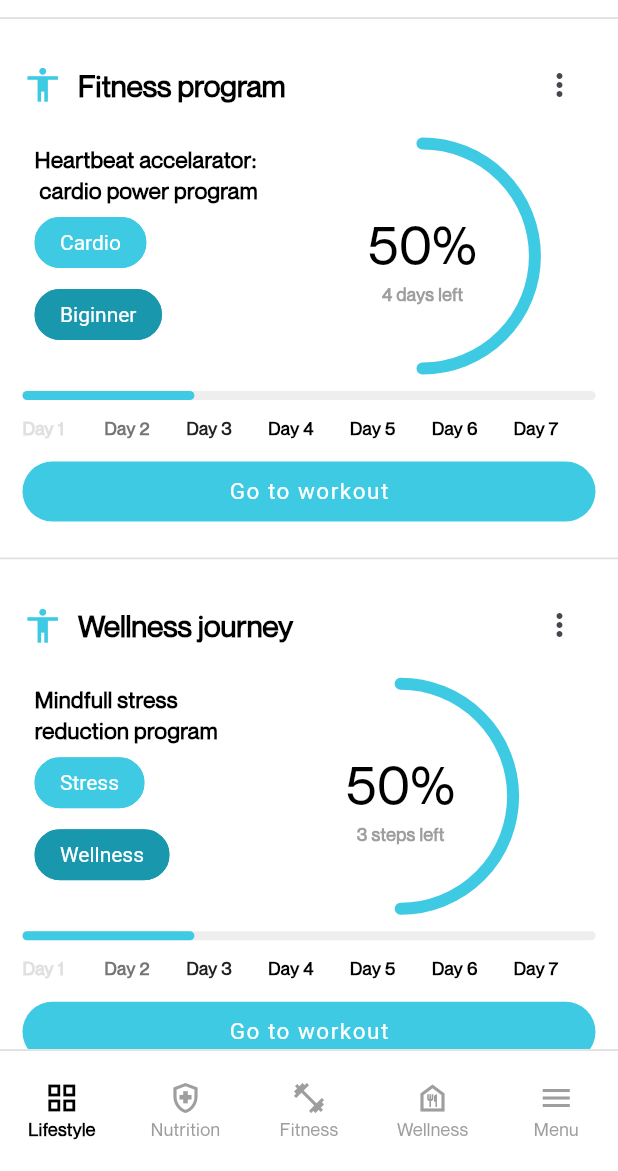
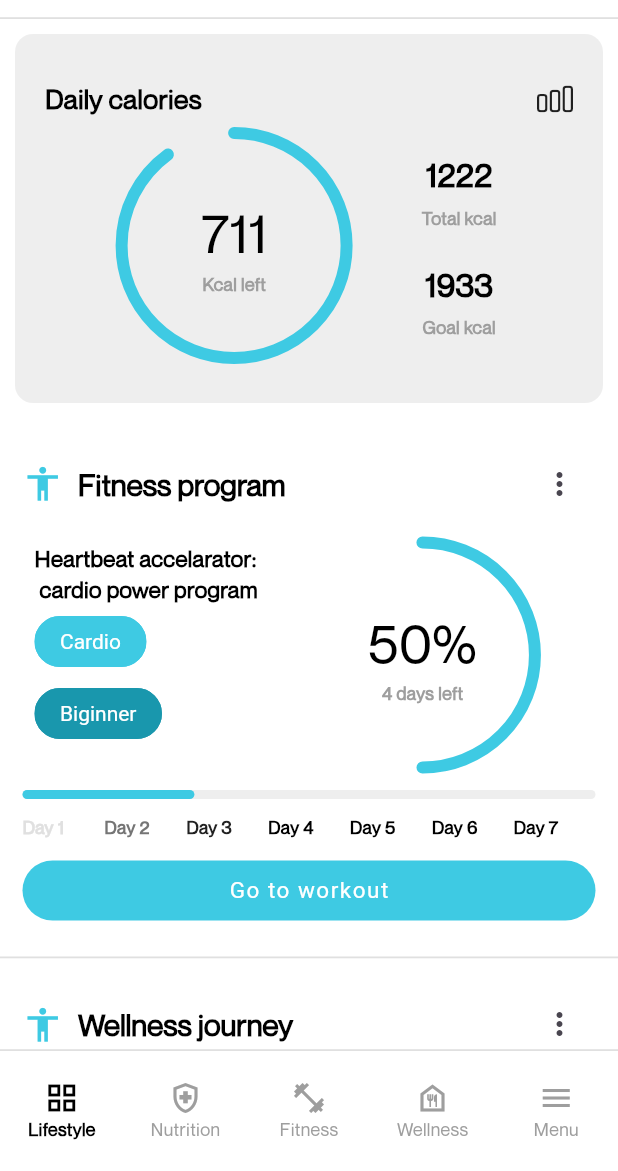
Before and after one commit to AlliAga/optimally_me_app, a Flutter app: the HomeScreen screen opened directly, on a phone screen of 412 x 824 dp, the part 65-1236 px from its top. Run offline on Flutter 3.47's test engine with Material 3 defaults, Android fonts, the phone set to English and light mode, and no system bars.

Commit message:
Feature/home (#2)
* Home Feature: Bottom navigation bar Implemented, Lifestylle Screen Impemented, Navigation Option Model & Widget implemented

* Home Feature: Bottom navigation bar Implemented, Lifestylle Screen Impemented, Navigation Option Model & Widget implemented

* Home Feature: Bottom navigation bar Implemented, Lifestylle Screen Impemented, Navigation Option Model & Widget implemented

* Home Feature: Daily Calory Card Implemented

```diff
--- a/lib/features/home/interfaces/home_interface.dart
+++ b/lib/features/home/interfaces/home_interface.dart
@@ -1,7 +1,9 @@
+import 'package:flutter/cupertino.dart';
 import 'package:optimally_me_app/features/home/models/nav_option.dart';
 
 abstract class HomeInterface {
   List<NavOption> get navptions;
+  List<Widget> get screens;
   int get currentNavigationIndex;
   void onNavigationIndexChanged(int index);
 }
--- a/lib/features/home/providers/home_provider.dart
+++ b/lib/features/home/providers/home_provider.dart
@@ -1,6 +1,8 @@
 import 'package:flutter/material.dart';
 import 'package:optimally_me_app/features/home/interfaces/home_interface.dart';
 import 'package:optimally_me_app/features/home/models/nav_option.dart';
+import 'package:optimally_me_app/features/home/screens/lifestyle_screen.dart';
+import 'package:optimally_me_app/features/home/screens/nutrition_screen.dart';
 
 class HomeProvider extends ChangeNotifier implements HomeInterface {
   int _currentNavigationIndex = 0;
@@ -19,6 +21,15 @@
       ];
 
   @override
+  List<Widget> get screens => const [
+        LifestyleScreen(),
+        NutritionScreen(),
+        LifestyleScreen(),
+        LifestyleScreen(),
+        LifestyleScreen(),
+      ];
+
+  @override
   int get currentNavigationIndex => _currentNavigationIndex;
 
   @override
--- a/lib/features/home/screens/home_screen.dart
+++ b/lib/features/home/screens/home_screen.dart
@@ -1,7 +1,6 @@
 import 'package:flutter/cupertino.dart';
 import 'package:flutter/material.dart';
 import 'package:optimally_me_app/features/home/providers/home_provider.dart';
-import 'package:optimally_me_app/features/home/screens/lifestyle_screen.dart';
 import 'package:optimally_me_app/features/home/widgets/navigation_option_widget.dart';
 import 'package:provider/provider.dart';
 
@@ -37,7 +36,11 @@
           ),
         ),
       ),
-      body: const LifestyleScreen(),
+      body: Consumer<HomeProvider>(
+        builder: (context, homeProvider, child) {
+          return homeProvider.screens[homeProvider.currentNavigationIndex];
+        },
+      ),
       bottomNavigationBar: Container(
         decoration: BoxDecoration(
           border: Border(
--- a/lib/features/home/screens/lifestyle_screen.dart
+++ b/lib/features/home/screens/lifestyle_screen.dart
@@ -1,4 +1,5 @@
 import 'package:flutter/material.dart';
+import 'package:optimally_me_app/features/home/widgets/calory_card_widget.dart';
 import 'package:optimally_me_app/features/home/widgets/lifestyle_card_widget.dart';
 
 class LifestyleScreen extends StatelessWidget {
@@ -8,6 +9,7 @@
   Widget build(BuildContext context) {
     return ListView(
       children: const [
+        CaloryCard(),
         LifestyleCard(
           icon: Icons.accessibility,
           title: "Fitness program",
--- /dev/null
+++ b/lib/features/home/screens/nutrition_screen.dart
@@ -0,0 +1,12 @@
+import 'package:flutter/cupertino.dart';
+
+class NutritionScreen extends StatelessWidget {
+  const NutritionScreen({super.key});
+
+  @override
+  Widget build(BuildContext context) {
+    return const Center(
+      child: Text("Nutrition Screen"),
+    );
+  }
+}
--- /dev/null
+++ b/lib/features/home/widgets/calory_card_widget.dart
@@ -0,0 +1,75 @@
+import 'package:flutter/cupertino.dart';
+import 'package:flutter/material.dart';
+import 'package:optimally_me_app/features/home/widgets/circular_progress_widget.dart';
+
+class CaloryCard extends StatelessWidget {
+  const CaloryCard({super.key});
+
+  @override
+  Widget build(BuildContext context) {
+    return Container(
+      margin: const EdgeInsets.all(10),
+      padding: const EdgeInsets.symmetric(horizontal: 20, vertical: 30),
+      decoration: BoxDecoration(
+        color: Colors.grey.shade200,
+        borderRadius: BorderRadius.circular(12),
+      ),
+      child: Column(
+        children: [
+          const Row(
+            mainAxisAlignment: MainAxisAlignment.spaceBetween,
+            children: [
+              Text(
+                "Daily calories",
+                textScaler: TextScaler.linear(1.5),
+                style: TextStyle(
+                  fontWeight: FontWeight.bold,
+                ),
+              ),
+              Icon(CupertinoIcons.chart_bar),
+            ],
+          ),
+          const SizedBox(height: 10),
+          Row(
+            mainAxisAlignment: MainAxisAlignment.center,
+            children: [
+              const CircularProgress(
+                percentage: 90,
+                label: "Kcal left",
+                secondaryPercentageText: "711",
+              ),
+              const SizedBox(width: 50),
+              Column(
+                children: [
+                  {"label": "Total kcal", "value": "1222"},
+                  {"label": "Goal kcal", "value": "1933"}
+                ].map((data) {
+                  return Container(
+                    margin: const EdgeInsets.symmetric(vertical: 10),
+                    child: Column(
+                      children: [
+                        Text(
+                          data['value'] ?? "",
+                          textScaler: const TextScaler.linear(1.8),
+                          style: const TextStyle(fontWeight: FontWeight.bold),
+                        ),
+                        const SizedBox(height: 5),
+                        Text(
+                          data['label'] ?? "",
+                          style: const TextStyle(
+                            fontWeight: FontWeight.bold,
+                            color: Colors.grey,
+                          ),
+                        ),
+                      ],
+                    ),
+                  );
+                }).toList(),
+              )
+            ],
+          )
+        ],
+      ),
+    );
+  }
+}
--- /dev/null
+++ b/lib/features/home/widgets/circular_progress_widget.dart
@@ -0,0 +1,45 @@
+import 'package:flutter/material.dart';
+
+class CircularProgress extends StatelessWidget {
+  final int percentage;
+  final String? secondaryPercentageText;
+  final String label;
+  const CircularProgress(
+      {super.key,
+      required this.percentage,
+      this.secondaryPercentageText,
+      required this.label});
+
+  @override
+  Widget build(BuildContext context) {
+    return SizedBox.square(
+      dimension: 150,
+      child: Stack(
+        fit: StackFit.expand,
+        children: [
+          CircularProgressIndicator(
+            value: percentage / 100,
+            strokeWidth: 8,
+            strokeCap: StrokeCap.round,
+          ),
+          Column(
+            mainAxisAlignment: MainAxisAlignment.center,
+            children: [
+              Text(
+                secondaryPercentageText ?? "$percentage%",
+                textScaler: const TextScaler.linear(3),
+              ),
+              Text(
+                label,
+                style: const TextStyle(
+                  color: Colors.grey,
+                  fontWeight: FontWeight.bold,
+                ),
+              )
+            ],
+          )
+        ],
+      ),
+    );
+  }
+}
--- a/lib/features/home/widgets/lifestyle_card_widget.dart
+++ b/lib/features/home/widgets/lifestyle_card_widget.dart
@@ -1,4 +1,5 @@
 import 'package:flutter/material.dart';
+import 'package:optimally_me_app/features/home/widgets/circular_progress_widget.dart';
 import 'package:optimally_me_app/widgets/button_widget.dart';
 import 'package:optimally_me_app/widgets/progress_bar_widget.dart';
 
@@ -82,35 +83,8 @@
                   ],
                 ),
                 const Spacer(),
-                SizedBox.square(
-                  dimension: 150,
-                  child: Stack(
-                    fit: StackFit.expand,
-                    children: [
-                      CircularProgressIndicator(
-                        value: circularProgressPercentage / 100,
-                        strokeWidth: 8,
-                        strokeCap: StrokeCap.round,
-                      ),
-                      Column(
-                        mainAxisAlignment: MainAxisAlignment.center,
-                        children: [
-                          Text(
-                            "$circularProgressPercentage%",
-                            textScaler: const TextScaler.linear(3),
-                          ),
-                          Text(
-                            circularProgressDescription,
-                            style: const TextStyle(
-                              color: Colors.grey,
-                              fontWeight: FontWeight.bold,
-                            ),
-                          )
-                        ],
-                      )
-                    ],
-                  ),
-                ),
+                CircularProgress(
+                    percentage: 50, label: circularProgressDescription),
                 const Spacer(),
               ],
             ),
```
